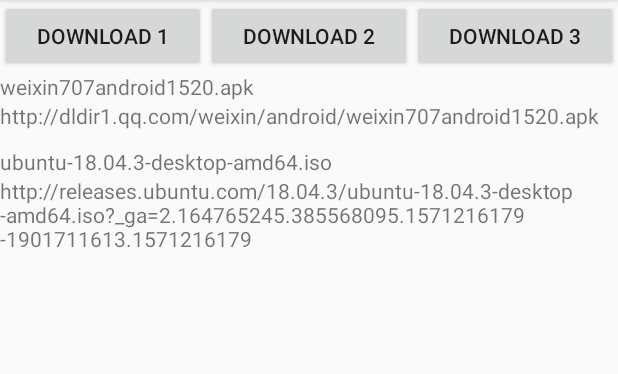
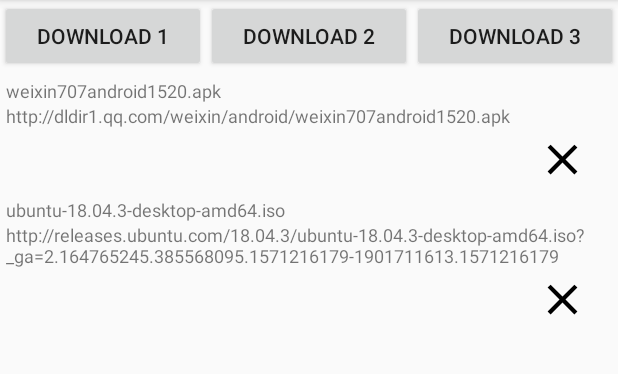
Before and after one commit to AnRFDev/android-Basic4, an Android app: the screen it shows after launch (MainActivity), after a tap on "DOWNLOAD 2", on a phone screen of 412 x 824 dp, the part 84-458 px from its top. Run offline under Robolectric (Android 15) with nearby library versions, the phone set to English and light mode, and no system bars; our stand-ins replace RxJava; network calls fail; 2 other taps on this screen came first.

Commit message:
[download] 完善取消下载功能

```diff
--- a/appdowloadsample/src/main/AndroidManifest.xml
+++ b/appdowloadsample/src/main/AndroidManifest.xml
@@ -9,6 +9,7 @@
         android:allowBackup="true"
         android:icon="@mipmap/ic_launcher"
         android:label="@string/app_name"
+        android:networkSecurityConfig="@xml/networkconfig"
         android:roundIcon="@mipmap/ic_launcher_round"
         android:supportsRtl="true"
         android:theme="@style/AppTheme">
--- a/appdowloadsample/src/main/java/com/rustfisher/appdowloadsample/download/DownloadCenterListener.java
+++ b/appdowloadsample/src/main/java/com/rustfisher/appdowloadsample/download/DownloadCenterListener.java
@@ -10,10 +10,10 @@ public abstract class DownloadCenterListener {
 
     }
 
-    public void onSuccess(DownloadTaskState state, String url) {
+    public void onSuccess(String url) {
     }
 
-    public void onError(DownloadTaskState state, String url, Throwable e) {
+    public void onError(String url, Throwable e) {
     }
 
     public void onDeleted(String url) {
--- /dev/null
+++ b/appdowloadsample/src/main/res/drawable/ic_close_24dp.xml
@@ -0,0 +1,9 @@
+<vector xmlns:android="http://schemas.android.com/apk/res/android"
+        android:width="24dp"
+        android:height="24dp"
+        android:viewportWidth="24.0"
+        android:viewportHeight="24.0">
+    <path
+        android:fillColor="#FF000000"
+        android:pathData="M19,6.41L17.59,5 12,10.59 6.41,5 5,6.41 10.59,12 5,17.59 6.41,19 12,13.41 17.59,19 19,17.59 13.41,12z"/>
+</vector>
--- a/appdowloadsample/src/main/res/layout/frag_downloading.xml
+++ b/appdowloadsample/src/main/res/layout/frag_downloading.xml
@@ -7,6 +7,8 @@
     <androidx.recyclerview.widget.RecyclerView
         android:id="@+id/download_task_re"
         android:layout_width="match_parent"
-        android:layout_height="wrap_content" />
+        android:layout_height="wrap_content"
+        android:clipToPadding="true"
+        android:padding="4dp" />
 
 </LinearLayout>
--- a/appdowloadsample/src/main/res/layout/item_download_task.xml
+++ b/appdowloadsample/src/main/res/layout/item_download_task.xml
@@ -8,12 +8,29 @@
     <TextView
         android:id="@+id/filename_tv"
         android:layout_width="wrap_content"
-        android:layout_height="wrap_content" />
+        android:layout_height="wrap_content"
+        android:textSize="12sp" />
 
     <TextView
         android:id="@+id/url_tv"
         android:layout_width="wrap_content"
-        android:layout_height="wrap_content" />
+        android:layout_height="wrap_content"
+        android:textSize="12sp" />
+
+    <LinearLayout
+        android:layout_width="wrap_content"
+        android:layout_height="wrap_content"
+        android:layout_gravity="end"
+        android:layout_marginEnd="12dp"
+        android:orientation="horizontal">
+
+        <ImageView
+            android:id="@+id/del_iv"
+            android:layout_width="42dp"
+            android:layout_height="42dp"
+            android:padding="4dp"
+            android:src="@drawable/ic_close_24dp" />
+    </LinearLayout>
 
     <ProgressBar
         android:id="@+id/pb"
--- /dev/null
+++ b/appdowloadsample/src/main/res/xml/networkconfig.xml
@@ -0,0 +1,4 @@
+<?xml version="1.0" encoding="utf-8"?>
+<network-security-config>
+    <base-config cleartextTrafficPermitted="true" />
+</network-security-config>
```
Also changed, not shown: appdowloadsample/src/main/java/com/rustfisher/appdowloadsample/MainActivity.java (+4 -6 lines), appdowloadsample/src/main/java/com/rustfisher/appdowloadsample/download/ControlCallBack.java (+16 -12 lines), appdowloadsample/src/main/java/com/rustfisher/appdowloadsample/download/DownloadCenter.java (+15 -8 lines), appdowloadsample/src/main/java/com/rustfisher/appdowloadsample/fragment/DownloadingFrag.java (+62 -12 lines).
